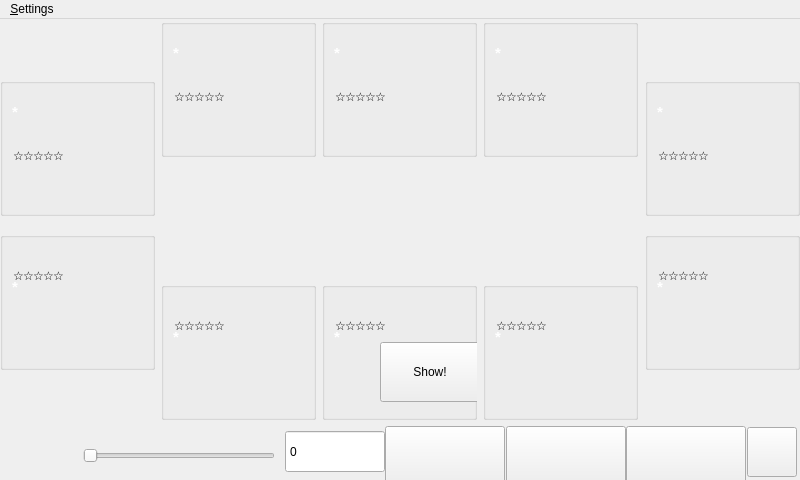
First picture: the form in src/gui/qt/gui_800x480/gametable_800x480.ui, repository pokerth/pokerth, before the edit.
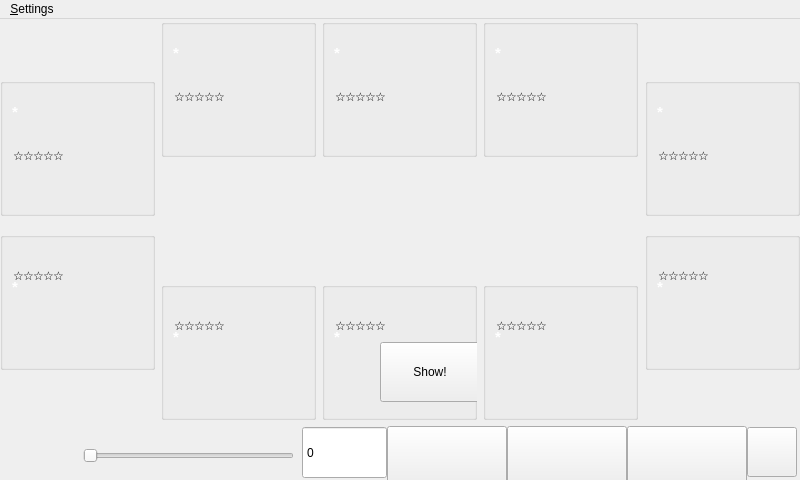
Second picture: the form after the edit. Icons and pictures are not drawn. Custom widgets are drawn as their Qt base class.

Commit message: betinput field adjustments for mobike gui

Diff of the .ui file:
```diff
--- a/src/gui/qt/gui_800x480/gametable_800x480.ui
+++ b/src/gui/qt/gui_800x480/gametable_800x480.ui
@@ -4496,14 +4496,14 @@
           <widget class="QSpinBox" name="spinBox_betValue">
            <property name="minimumSize">
             <size>
-             <width>100</width>
-             <height>43</height>
+             <width>85</width>
+             <height>53</height>
             </size>
            </property>
            <property name="maximumSize">
             <size>
-             <width>100</width>
-             <height>43</height>
+             <width>85</width>
+             <height>53</height>
             </size>
            </property>
            <property name="buttonSymbols">
@@ -4546,13 +4546,13 @@
            </property>
            <property name="minimumSize">
             <size>
-             <width>192</width>
+             <width>211</width>
              <height>60</height>
             </size>
            </property>
            <property name="maximumSize">
             <size>
-             <width>220</width>
+             <width>235</width>
              <height>60</height>
             </size>
            </property>
```
The commit also changes 1 other file.
